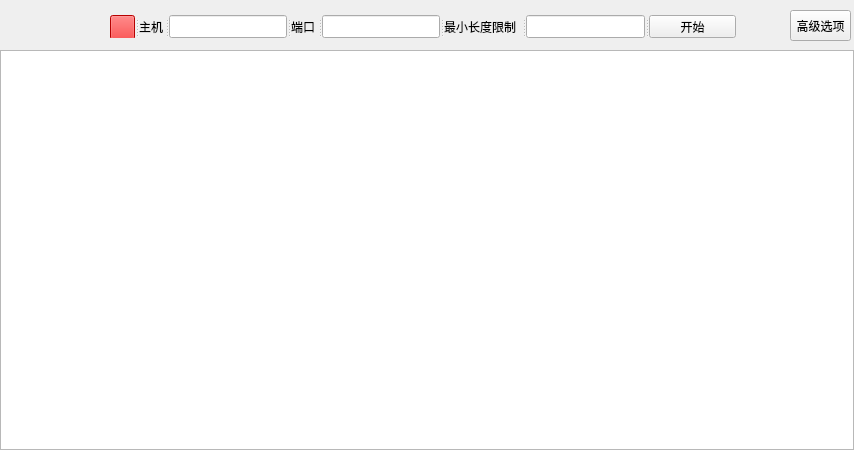
Qt form capture/CaptureWidget.ui (ysyashy/NetUtils) before a commit.
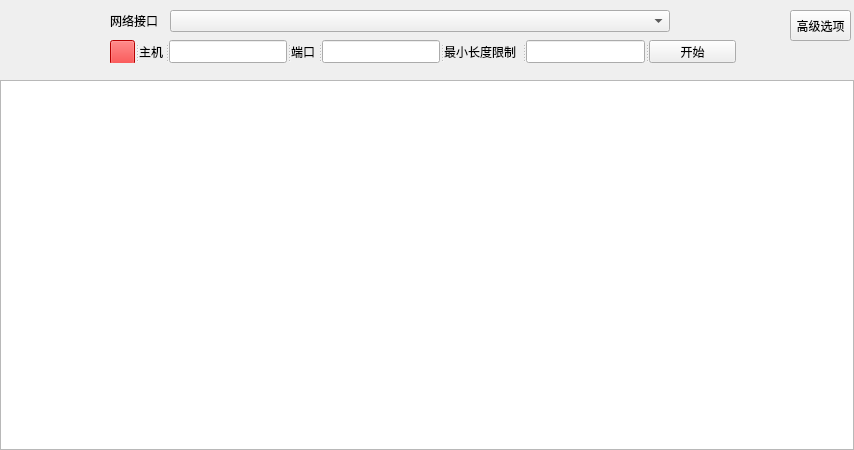
The same form after that commit.

Diff of the .ui file:
```diff
--- a/capture/CaptureWidget.ui
+++ b/capture/CaptureWidget.ui
@@ -20,9 +20,9 @@
    <property name="geometry">
     <rect>
      <x>0</x>
-     <y>50</y>
+     <y>80</y>
      <width>854</width>
-     <height>400</height>
+     <height>370</height>
     </rect>
    </property>
   </widget>
@@ -30,7 +30,7 @@
    <property name="geometry">
     <rect>
      <x>110</x>
-     <y>15</y>
+     <y>40</y>
      <width>626</width>
      <height>23</height>
     </rect>
@@ -105,6 +105,29 @@
     <string>高级选项</string>
    </property>
   </widget>
+  <widget class="QComboBox" name="comboBoxInter">
+   <property name="geometry">
+    <rect>
+     <x>170</x>
+     <y>10</y>
+     <width>500</width>
+     <height>22</height>
+    </rect>
+   </property>
+  </widget>
+  <widget class="QLabel" name="label_inter">
+   <property name="geometry">
+    <rect>
+     <x>110</x>
+     <y>10</y>
+     <width>54</width>
+     <height>22</height>
+    </rect>
+   </property>
+   <property name="text">
+    <string>网络接口</string>
+   </property>
+  </widget>
  </widget>
  <resources/>
  <connections/>
```
Left out of the diff: 2 changed lines with no effect on the pictures.
